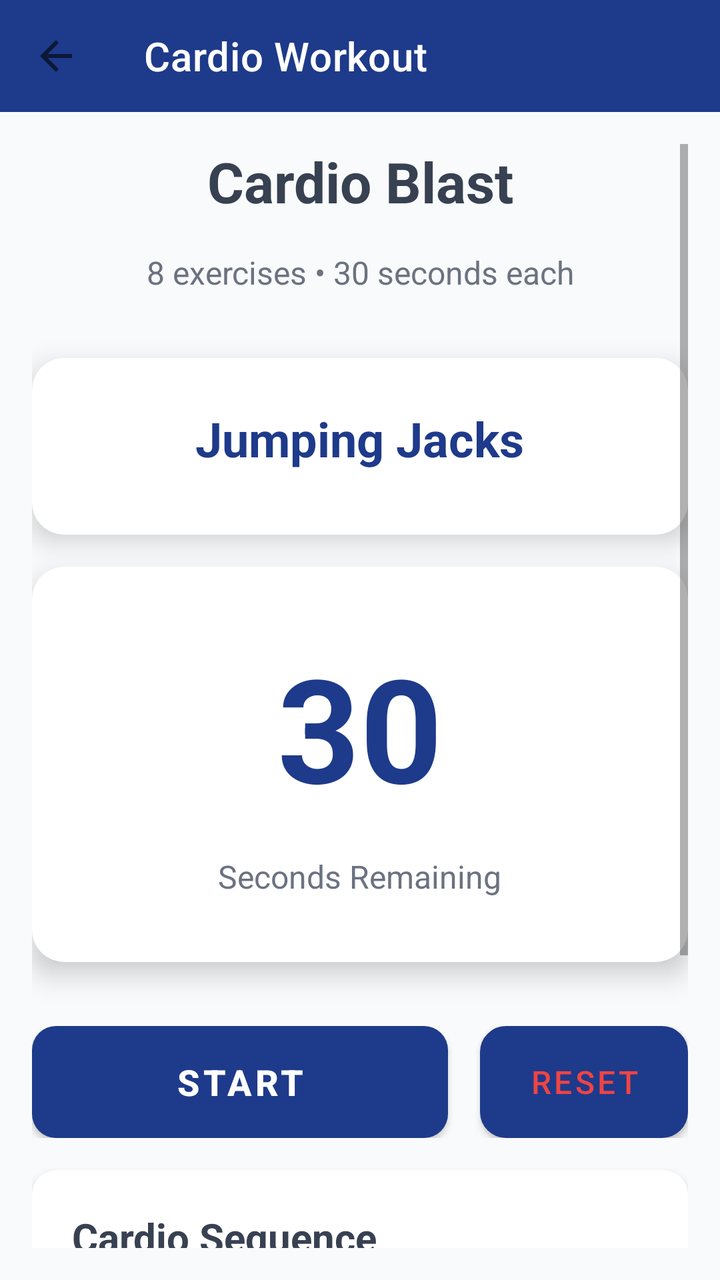
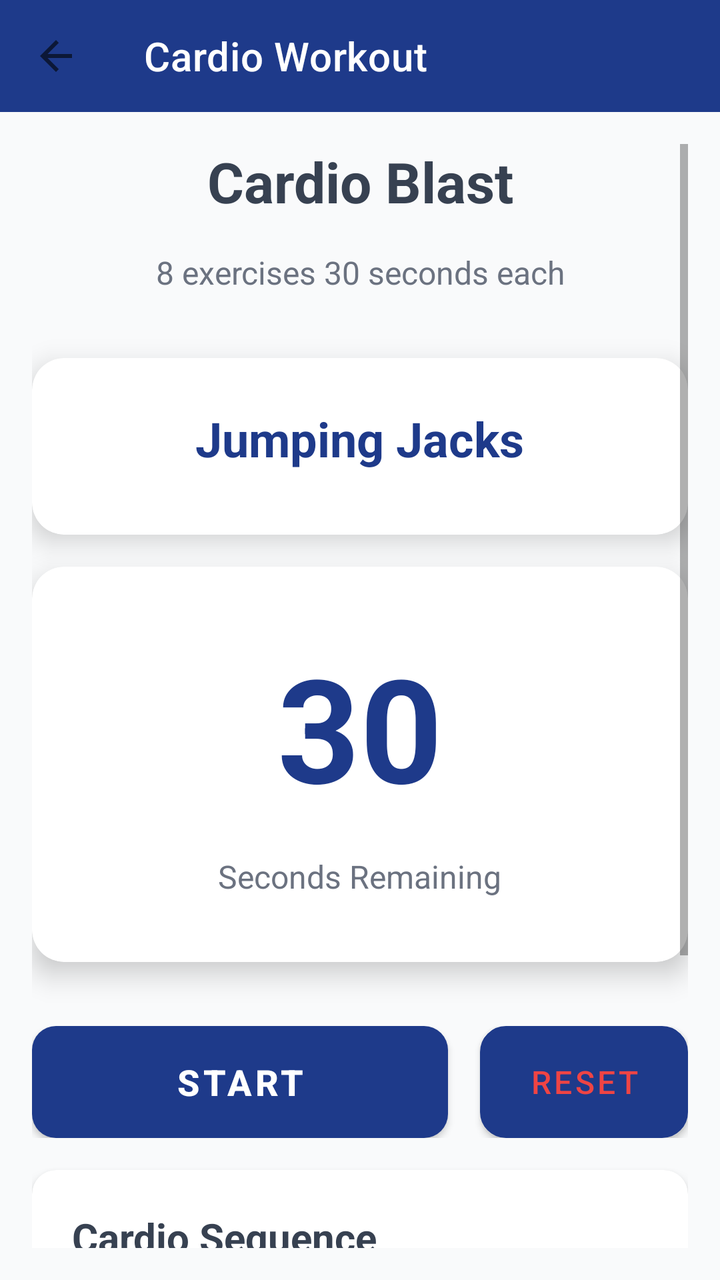

Screens rendered from an Android XML layout before and after an edit, with the pre-edit source and the edit as a unified diff.
<!-- AndroidManifest.xml: application theme Theme.FitTrack -->
<!-- res/layout/activity_cardio_workout.xml -->
<LinearLayout
    xmlns:android="http://schemas.android.com/apk/res/android"
    xmlns:app="http://schemas.android.com/apk/res-auto"
    android:layout_width="match_parent"
    android:layout_height="match_parent"
    android:orientation="vertical"
    android:background="@color/secondary_light_gray">

    <androidx.appcompat.widget.Toolbar
        android:id="@+id/toolbar"
        android:layout_width="match_parent"
        android:layout_height="?attr/actionBarSize"
        android:background="@color/primary_blue"
        app:title="Cardio Workout"
        app:titleTextColor="@color/white"
        app:navigationIcon="?attr/homeAsUpIndicator"
        app:navigationIconTint="@color/white" />

    <ScrollView
        android:layout_width="match_parent"
        android:layout_height="match_parent"
        android:padding="16dp">

        <LinearLayout
            android:layout_width="match_parent"
            android:layout_height="wrap_content"
            android:orientation="vertical"
            android:gravity="center">

            <TextView
                android:layout_width="wrap_content"
                android:layout_height="wrap_content"
                android:text="Cardio Blast"
                android:textSize="28sp"
                android:textStyle="bold"
                android:textColor="@color/secondary_dark_gray"
                android:layout_marginBottom="16dp"
                android:gravity="center" />

            <TextView
                android:layout_width="wrap_content"
                android:layout_height="wrap_content"
                android:text="8 exercises • 30 seconds each"
                android:textSize="16sp"
                android:textColor="@color/secondary_gray"
                android:layout_marginBottom="32dp"
                android:gravity="center" />

            <androidx.cardview.widget.CardView
                android:layout_width="match_parent"
                android:layout_height="wrap_content"
                android:layout_marginBottom="16dp"
                app:cardCornerRadius="16dp"
                app:cardElevation="8dp">

                <LinearLayout
                    android:layout_width="match_parent"
                    android:layout_height="wrap_content"
                    android:orientation="vertical"
                    android:padding="24dp"
                    android:gravity="center">

                    <TextView
                        android:id="@+id/currentExerciseText"
                        android:layout_width="wrap_content"
                        android:layout_height="wrap_content"
                        android:text="Jumping Jacks"
                        android:textSize="24sp"
                        android:textStyle="bold"
                        android:textColor="@color/primary_blue"
                        android:layout_marginBottom="8dp"
                        android:gravity="center" />

                </LinearLayout>
            </androidx.cardview.widget.CardView>

            <androidx.cardview.widget.CardView
                android:layout_width="match_parent"
                android:layout_height="wrap_content"
                android:layout_marginBottom="32dp"
                app:cardCornerRadius="16dp"
                app:cardElevation="8dp">

                <LinearLayout
                    android:layout_width="match_parent"
                    android:layout_height="wrap_content"
                    android:orientation="vertical"
                    android:padding="32dp"
                    android:gravity="center">

                    <TextView
                        android:id="@+id/timerText"
                        android:layout_width="wrap_content"
                        android:layout_height="wrap_content"
                        android:text="30"
                        android:textSize="72sp"
                        android:textStyle="bold"
                        android:textColor="@color/primary_blue"
                        android:layout_marginBottom="16dp" />

                    <TextView
                        android:layout_width="wrap_content"
                        android:layout_height="wrap_content"
                        android:text="Seconds Remaining"
                        android:textSize="16sp"
                        android:textColor="@color/secondary_gray" />

                </LinearLayout>
            </androidx.cardview.widget.CardView>

            <LinearLayout
                android:layout_width="match_parent"
                android:layout_height="wrap_content"
                android:orientation="horizontal"
                android:gravity="center"
                android:layout_marginBottom="16dp">

                <Button
                    android:id="@+id/btnStartStop"
                    android:layout_width="0dp"
                    android:layout_height="56dp"
                    android:layout_weight="2"
                    android:layout_marginEnd="8dp"
                    android:text="Start"
                    android:textColor="@color/white"
                    android:textSize="18sp"
                    android:textStyle="bold"
                    android:background="@drawable/button_primary_bg" />

                <Button
                    android:id="@+id/btnReset"
                    android:layout_width="0dp"
                    android:layout_height="56dp"
                    android:layout_weight="1"
                    android:layout_marginStart="8dp"
                    android:text="Reset"
                    android:textColor="@color/accent_red"
                    android:textSize="16sp"
                    android:background="@drawable/button_secondary_bg" />

            </LinearLayout>

            <androidx.cardview.widget.CardView
                android:layout_width="match_parent"
                android:layout_height="wrap_content"
                app:cardCornerRadius="12dp"
                app:cardElevation="4dp">

                <LinearLayout
                    android:layout_width="match_parent"
                    android:layout_height="wrap_content"
                    android:orientation="vertical"
                    android:padding="20dp">

                    <TextView
                        android:layout_width="wrap_content"
                        android:layout_height="wrap_content"
                        android:text="Cardio Sequence"
                        android:textSize="20sp"
                        android:textStyle="bold"
                        android:textColor="@color/secondary_dark_gray"
                        android:layout_marginBottom="16dp" />

                    <TextView
                        android:layout_width="wrap_content"
                        android:layout_height="wrap_content"
                        android:text="• Jumping Jacks\n• High Knees\n• Burpees\n• Mountain Climbers\n• Running in Place\n• Jump Squats\n• Butt Kicks\n• Star Jumps"
                        android:textSize="16sp"
                        android:textColor="@color/secondary_gray"
                        android:lineSpacingExtra="4dp" />

                </LinearLayout>
            </androidx.cardview.widget.CardView>
        </LinearLayout>
    </ScrollView>
</LinearLayout>
<!-- resources referenced by this layout -->
<resources>
  <color name="accent_red">#EF4444</color>
  <color name="primary_blue">#1E3A8A</color>
  <color name="secondary_dark_gray">#374151</color>
  <color name="secondary_gray">#6B7280</color>
  <color name="secondary_light_gray">#F9FAFB</color>
  <color name="white">#FFFFFF</color>
  <!-- drawable button_primary_bg (drawable) -->
  <?xml version="1.0" encoding="utf-8"?>
  <shape xmlns:android="http://schemas.android.com/apk/res/android"
      android:shape="rectangle">
      <solid android:color="@color/primary_blue" />
      <corners android:radius="12dp" />
  </shape>
  <!-- drawable button_secondary_bg (drawable) -->
  <?xml version="1.0" encoding="utf-8"?>
  <shape xmlns:android="http://schemas.android.com/apk/res/android"
      android:shape="rectangle">
      <stroke android:width="2dp" android:color="@color/primary_blue" />
      <solid android:color="@color/white" />
      <corners android:radius="12dp" />
  </shape>
  <style name="Theme.FitTrack" parent="Theme.MaterialComponents.DayNight.NoActionBar">
          
          <item name="colorPrimary">@color/primary_blue</item>
          <item name="colorPrimaryVariant">@color/primary_blue</item>
          <item name="colorOnPrimary">@color/white</item>
          
          <item name="colorSecondary">@color/accent_green</item>
          <item name="colorSecondaryVariant">@color/accent_green</item>
          <item name="colorOnSecondary">@color/secondary_dark_gray</item>
          
          <item name="android:statusBarColor">?attr/colorPrimaryVariant</item>
          
      </style>
  <color name="accent_green">#10B981</color>
</resources>

<!-- the commit's change to res/layout/activity_cardio_workout.xml (unified diff, before → after) -->
@@ -11,7 +11,7 @@
         android:layout_width="match_parent"
         android:layout_height="?attr/actionBarSize"
         android:background="@color/primary_blue"
-        app:title="Cardio Workout"
+        app:title="@string/cardio_workout_title"
         app:titleTextColor="@color/white"
         app:navigationIcon="?attr/homeAsUpIndicator"
         app:navigationIconTint="@color/white" />
@@ -30,7 +30,7 @@
             <TextView
                 android:layout_width="wrap_content"
                 android:layout_height="wrap_content"
-                android:text="Cardio Blast"
+                android:text="@string/workout_title_cardio_blast"
                 android:textSize="28sp"
                 android:textStyle="bold"
                 android:textColor="@color/secondary_dark_gray"
@@ -40,7 +40,7 @@
             <TextView
                 android:layout_width="wrap_content"
                 android:layout_height="wrap_content"
-                android:text="8 exercises • 30 seconds each"
+                android:text="@string/workout_description"
                 android:textSize="16sp"
                 android:textColor="@color/secondary_gray"
                 android:layout_marginBottom="32dp"
@@ -64,7 +64,7 @@
                         android:id="@+id/currentExerciseText"
                         android:layout_width="wrap_content"
                         android:layout_height="wrap_content"
-                        android:text="Jumping Jacks"
+                        android:text="@string/default_exercise_name"
                         android:textSize="24sp"
                         android:textStyle="bold"
                         android:textColor="@color/primary_blue"
@@ -92,7 +92,7 @@
                         android:id="@+id/timerText"
                         android:layout_width="wrap_content"
                         android:layout_height="wrap_content"
-                        android:text="30"
+                        android:text="@string/default_timer_seconds"
                         android:textSize="72sp"
                         android:textStyle="bold"
                         android:textColor="@color/primary_blue"
@@ -101,7 +101,7 @@
                     <TextView
                         android:layout_width="wrap_content"
                         android:layout_height="wrap_content"
-                        android:text="Seconds Remaining"
+                        android:text="@string/seconds_remaining"
                         android:textSize="16sp"
                         android:textColor="@color/secondary_gray" />
 
@@ -121,7 +121,7 @@
                     android:layout_height="56dp"
                     android:layout_weight="2"
                     android:layout_marginEnd="8dp"
-                    android:text="Start"
+                    android:text="@string/btn_start"
                     android:textColor="@color/white"
                     android:textSize="18sp"
                     android:textStyle="bold"
@@ -133,7 +133,7 @@
                     android:layout_height="56dp"
                     android:layout_weight="1"
                     android:layout_marginStart="8dp"
-                    android:text="Reset"
+                    android:text="@string/btn_reset"
                     android:textColor="@color/accent_red"
                     android:textSize="16sp"
                     android:background="@drawable/button_secondary_bg" />
@@ -155,7 +155,7 @@
                     <TextView
                         android:layout_width="wrap_content"
                         android:layout_height="wrap_content"
-                        android:text="Cardio Sequence"
+                        android:text="@string/cardio_sequence_title"
                         android:textSize="20sp"
                         android:textStyle="bold"
                         android:textColor="@color/secondary_dark_gray"
@@ -164,7 +164,7 @@
                     <TextView
                         android:layout_width="wrap_content"
                         android:layout_height="wrap_content"
-                        android:text="• Jumping Jacks\n• High Knees\n• Burpees\n• Mountain Climbers\n• Running in Place\n• Jump Squats\n• Butt Kicks\n• Star Jumps"
+                        android:text="@string/cardio_exercise_list"
                         android:textSize="16sp"
                         android:textColor="@color/secondary_gray"
                         android:lineSpacingExtra="4dp" />
<!-- resource entries referenced after the edit -->
@@ -21,6 +21,16 @@
       <solid android:color="@color/white" />
       <corners android:radius="12dp" />
   </shape>
+  <string name="btn_reset">Reset</string>
+  <string name="btn_start">Start</string>
+  <string name="cardio_exercise_list">• Jumping Jacks\n• High Knees\n• Burpees\n• Mountain Climbers\n• Running in Place\n• Jump Squats\n• Butt Kicks\n• Star Jumps</string>
+  <string name="cardio_sequence_title">Cardio Sequence</string>
+  <string name="cardio_workout_title">Cardio Workout</string>
+  <string name="default_exercise_name">Jumping Jacks</string>
+  <string name="default_timer_seconds">30</string>
+  <string name="seconds_remaining">Seconds Remaining</string>
+  <string name="workout_description">8 exercises 30 seconds each</string>
+  <string name="workout_title_cardio_blast">Cardio Blast</string>
   <style name="Theme.FitTrack" parent="Theme.MaterialComponents.DayNight.NoActionBar">
           
           <item name="colorPrimary">@color/primary_blue</item>
